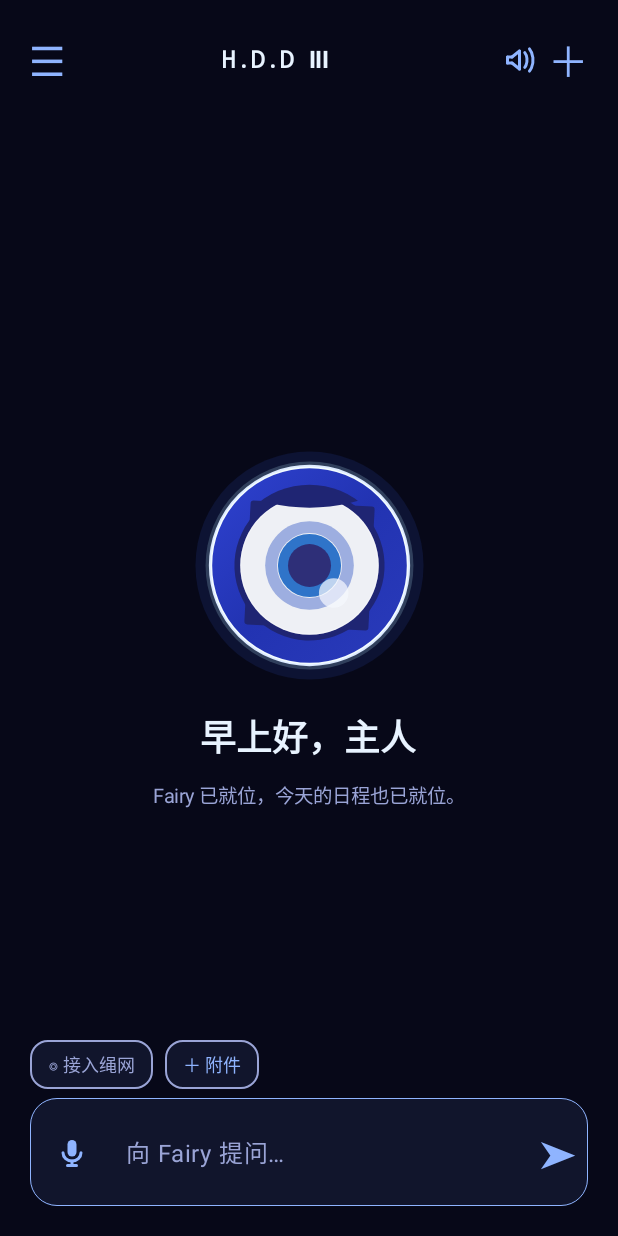
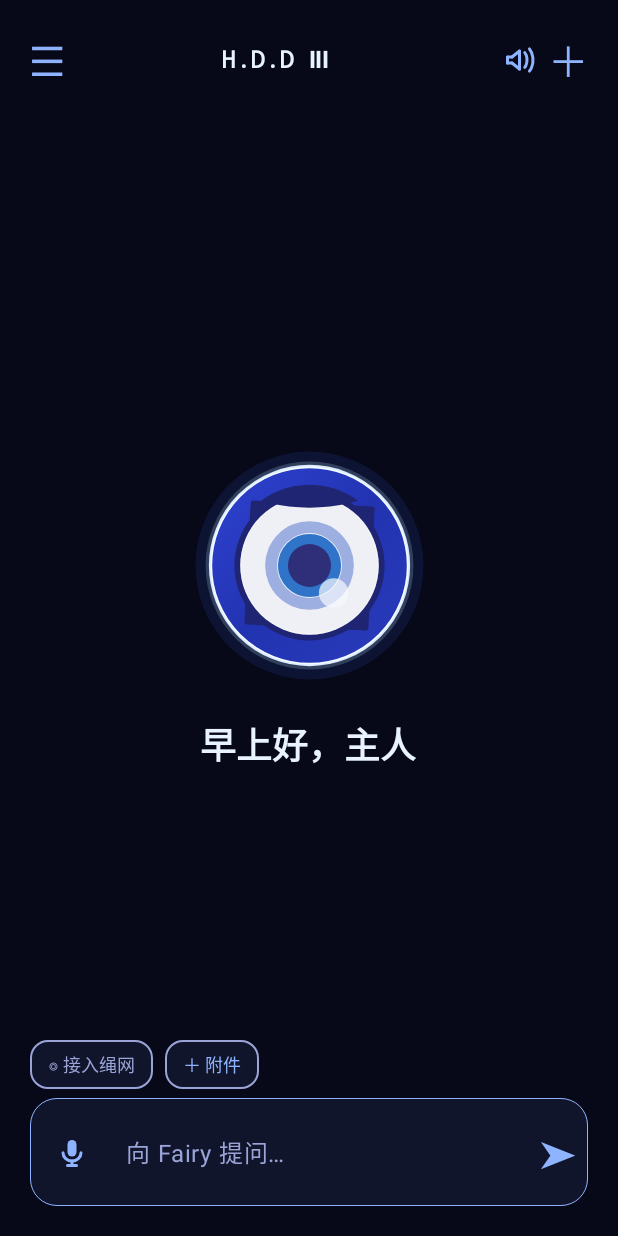
Before and after one commit to fabulousnm/HiFairy, an Android app built with Jetpack Compose: the screen it shows after launch (MainActivity), after a tap on "SKIP", on a phone screen of 412 x 824 dp. Run offline under Robolectric (Android 15) with nearby library versions, the phone set to English and light mode, and no system bars; libraries missing offline, so code that uses them is left out: com.k2fsa.sherpa, io.noties.markwon, org.commonmark.node, org.commonmark.parser; pictures from the network do not load.

Commit message:
Prevent duplicate greeting playback while preserving boot audio

```diff
--- a/app/src/main/java/com/hifairy/app/MainActivity.kt
+++ b/app/src/main/java/com/hifairy/app/MainActivity.kt
@@ -180,12 +180,6 @@ private fun greetingAudioForHour(hour: Int): Int = when (hour) {
     in 5..11 -> R.raw.fairy_greet_morning
     in 12..17 -> R.raw.fairy_greet_afternoon
     else -> R.raw.fairy_greet_evening
-}
-
-private fun greetingSubtitleForHour(hour: Int): String = when (hour) {
-    in 5..11 -> "Fairy 已就位，今天的日程也已就位。"
-    in 12..17 -> "H.D.D 在线，摸鱼请自便。"
-    else -> "夜班系统已启动，本系统不困。"
 }
 
 private object TypeTokens {
@@ -626,6 +620,7 @@ class MainActivity : ComponentActivity() {
             LaunchedEffect(introPhase) {
                 if (introPhase == "boot") requestedOrientation = ActivityInfo.SCREEN_ORIENTATION_LANDSCAPE
                 if (introPhase == "transition") {
+                    bootVideo?.pause()
                     curtain.animateTo(1f, tween(320))
                     bootVideo?.stopPlayback()
                     bootVideo = null
@@ -633,15 +628,21 @@ class MainActivity : ComponentActivity() {
                     kotlinx.coroutines.delay(380)
                     introPhase = "greeting"
                     scope.launch { curtain.animateTo(0f, tween(380)) }
+                    return@LaunchedEffect
                 }
                 if (introPhase == "greeting") {
                     greetingHour = LocalTime.now().hour
+                    greetingPlayer?.release()
+                    greetingPlayer = null
                     val player = MediaPlayer.create(this@MainActivity, greetingAudioForHour(greetingHour))
                     greetingPlayer = player
                     if (player != null) {
-                        player.start()
-                        kotlinx.coroutines.delay(player.duration.toLong().coerceAtMost(13000L) + 900L)
-                        if (greetingPlayer === player) { player.release(); greetingPlayer = null }
+                        try {
+                            player.start()
+                            kotlinx.coroutines.delay(player.duration.toLong().coerceAtMost(13000L) + 900L)
+                        } finally {
+                            if (greetingPlayer === player) { player.release(); greetingPlayer = null }
+                        }
                     } else kotlinx.coroutines.delay(2100)
                     introPhase = "ready"
                 }
@@ -678,12 +679,15 @@ class MainActivity : ComponentActivity() {
                         factory = { VideoView(it).apply {
                             bootVideo = this
                             setVideoURI(android.net.Uri.parse("android.resource://${context.packageName}/${R.raw.fairy_boot}"))
+                            setOnPreparedListener { media ->
+                                media.setVolume(1f, 1f)
+                                if (introPhase == "boot") start() else stopPlayback()
+                            }
                             setOnCompletionListener { if (introPhase == "boot") introPhase = "transition" }
-                            start()
                         } },
                         modifier = Modifier.fillMaxSize()
                     )
-                    if (introPhase == "boot") Text("SKIP", color = Color(0xD9CEF0FF), fontSize = 10.sp, fontFamily = TypeTokens.interfaceFont, letterSpacing = 2.6.sp, modifier = Modifier.align(Alignment.TopEnd).padding(20.dp).background(Color(0x8C061022)).border(1.dp, Color(0x616EDCFF)).clickable { introPhase = "transition" }.padding(horizontal = 14.dp, vertical = 7.dp))
+                    if (introPhase == "boot") Text("SKIP", color = Color(0xD9CEF0FF), fontSize = 10.sp, fontFamily = TypeTokens.interfaceFont, letterSpacing = 2.6.sp, modifier = Modifier.align(Alignment.TopEnd).padding(20.dp).background(Color(0x8C061022)).border(1.dp, Color(0x616EDCFF)).clickable { bootVideo?.pause(); introPhase = "transition" }.padding(horizontal = 14.dp, vertical = 7.dp))
                 }
             } else {
             Column(Modifier.offset(x = chatOffset).graphicsLayer {
@@ -747,10 +751,7 @@ class MainActivity : ComponentActivity() {
                                     }
                                 }
                             } else {
-                                Column(Modifier.align(Alignment.Center).offset(y = eyeSize / 2 + 52.dp), horizontalAlignment = Alignment.CenterHorizontally) {
-                                    Text(greetingForHour(greetingHour), color = ThemeTokens.text, fontSize = 24.sp, fontWeight = FontWeight.SemiBold, fontFamily = TypeTokens.interfaceFont, letterSpacing = TypeTokens.labelTracking)
-                                    Text(greetingSubtitleForHour(greetingHour), color = ThemeTokens.secondary, fontSize = 13.sp, fontFamily = TypeTokens.interfaceFont, modifier = Modifier.padding(top = 12.dp))
-                                }
+                                Text(greetingForHour(greetingHour), color = ThemeTokens.text, fontSize = 24.sp, fontWeight = FontWeight.SemiBold, fontFamily = TypeTokens.interfaceFont, letterSpacing = TypeTokens.labelTracking, modifier = Modifier.align(Alignment.Center).offset(y = eyeSize / 2 + 42.dp))
                             }
                         }
                         if (voiceMode && editingMessageIndex < 0) {
```
Also changed, not shown: 2 other files.
